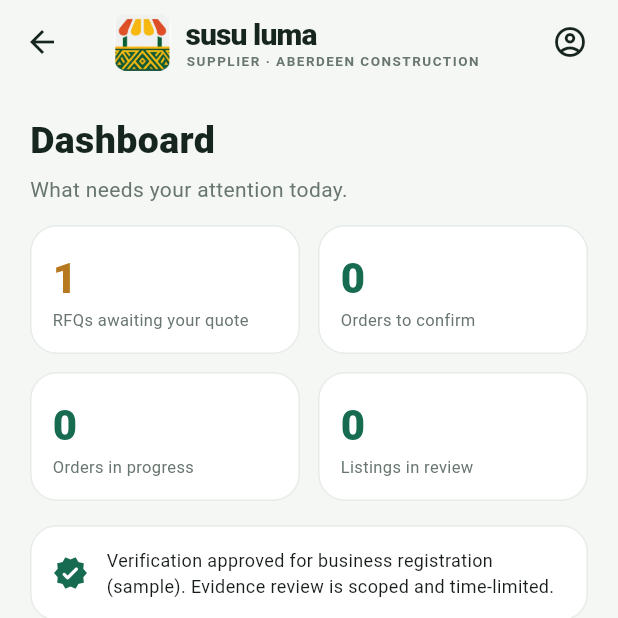
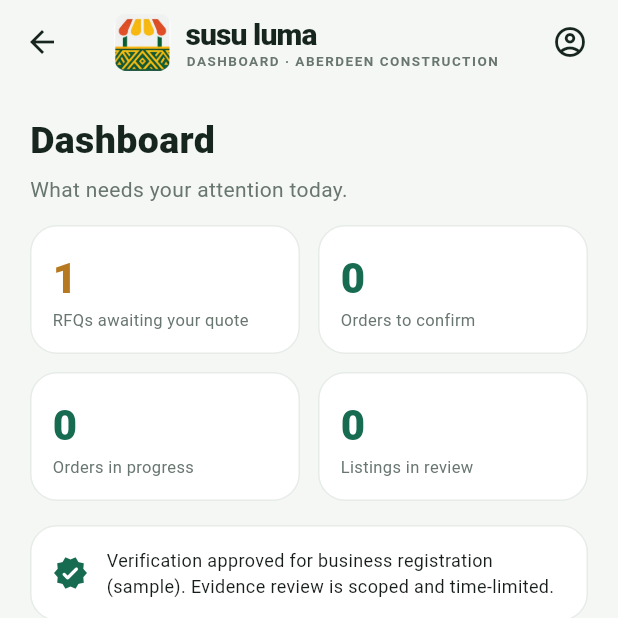
Before and after one commit to 23Market/Susu-Luma, a Flutter app: the SupplierShell screen opened directly, on a phone screen of 412 x 824 dp, the top half of it. Run offline on Flutter 3.47's test engine with Material 3 defaults, Android fonts, the phone set to English and light mode, and no system bars; our stand-ins replace supabase_flutter; accounts and stored records are empty.

Commit message:
feat: constrain supplier layouts and identify active workspace

```diff
--- a/lib/screens/supplier.dart
+++ b/lib/screens/supplier.dart
@@ -25,8 +25,13 @@ class _SupplierShellState extends State<SupplierShell> {
       const MessagesTab()
     ];
     return Scaffold(
-      appBar: supplierAppBar(context, 'Supplier · ${store.myBusiness.name}'),
-      body: SafeArea(child: IndexedStack(index: _tab, children: pages)),
+      appBar: supplierAppBar(context,
+          '${const ['Dashboard', 'Listings', 'RFQs', 'Orders', 'Messages'][_tab]} · ${store.myBusiness.name}'),
+      body: SafeArea(
+          child: Center(
+              child: ConstrainedBox(
+                  constraints: const BoxConstraints(maxWidth: 960),
+                  child: IndexedStack(index: _tab, children: pages)))),
       bottomNavigationBar: NavigationBar(
           selectedIndex: _tab,
           onDestinationSelected: (i) => setState(() => _tab = i),
```
